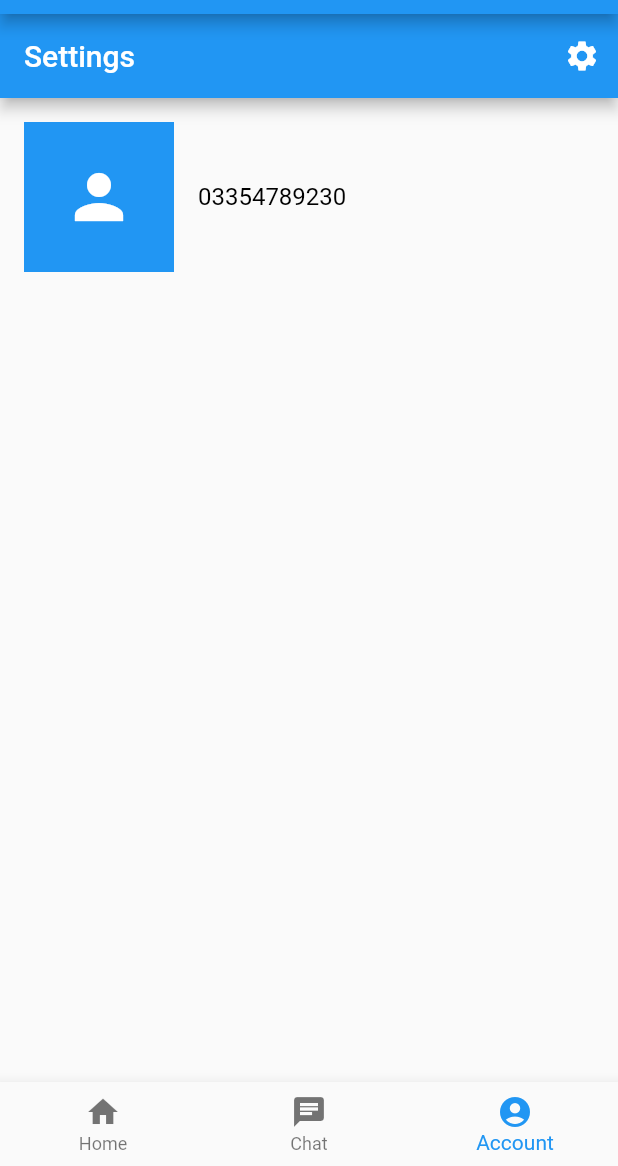
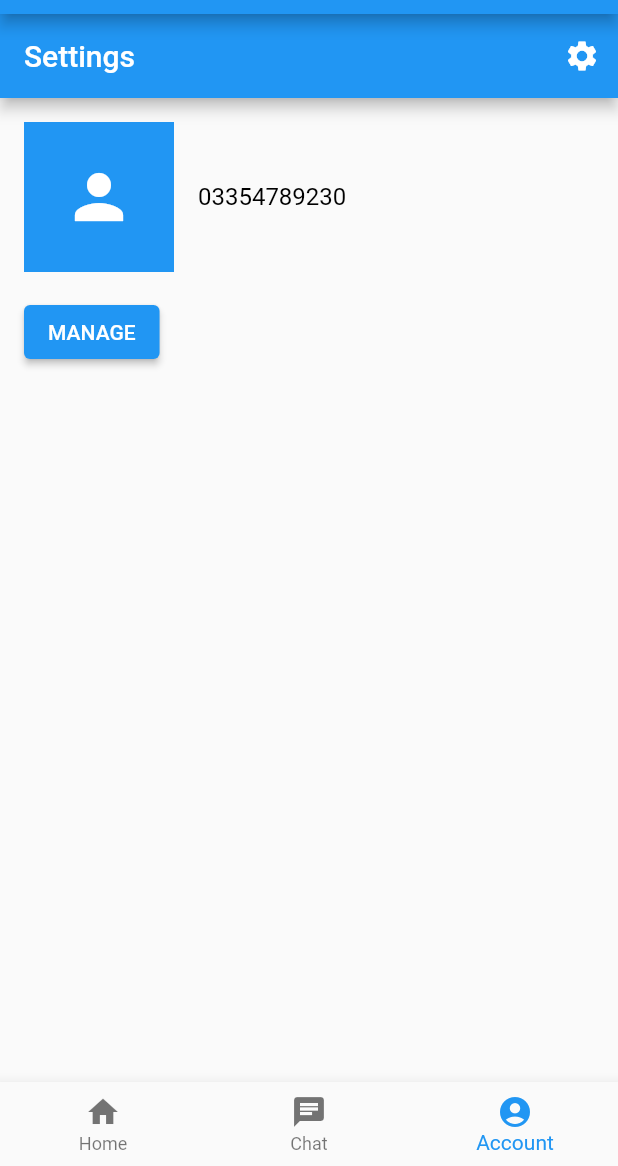
Before and after one commit to Hadiyahsaeed/MishalLab, a Flutter app: the screen it shows after launch, item 3 of the bottom bar chosen, on a phone screen of 412 x 824 dp, the part 70-1236 px from its top. Run offline on Flutter 3.47's test engine with Material 2 defaults, Android fonts, the phone set to English and light mode, and no system bars.

Commit message:
Update main.dart
manage button

```diff
--- a/lib/main.dart
+++ b/lib/main.dart
@@ -197,8 +197,6 @@ class ChatPage extends StatelessWidget {
 }
 
 class AccountPage extends StatelessWidget {
-  const AccountPage({super.key});
-
   @override
   Widget build(BuildContext context) {
     return Scaffold(
@@ -214,11 +212,14 @@ class AccountPage extends StatelessWidget {
           ),
         ],
       ),
-      body: const Padding(
-        padding: EdgeInsets.all(16.0),
-        child: Row(
+      body: Padding(
+        padding: const EdgeInsets.all(16.0),
+        child: Column(
+          crossAxisAlignment: CrossAxisAlignment.start,
           children: [
             // PersonWidget
+            const Row(
+              children: [
                 PersonWidget(),
 
                 // Text widget on the right side
@@ -226,9 +227,20 @@ class AccountPage extends StatelessWidget {
                 Text(
                   '03354789230',
                   style: TextStyle(
-                color: Color.fromARGB(255, 0, 0, 0), // Customize text color
+                    color: Colors.black, // Customize text color
                     fontSize: 16.0,     // Customize text size
                   ),
+                ),
+              ],
+            ),
+
+            // Button below the PersonWidget
+            const SizedBox(height: 16.0), // Add some space above the button
+            ElevatedButton(
+              onPressed: () {
+                // Handle the "MANAGE" button press
+              },
+              child: const Text('MANAGE'),
             ),
           ],
         ),
```
Lines whose indentation alone changed are shown as unchanged.
